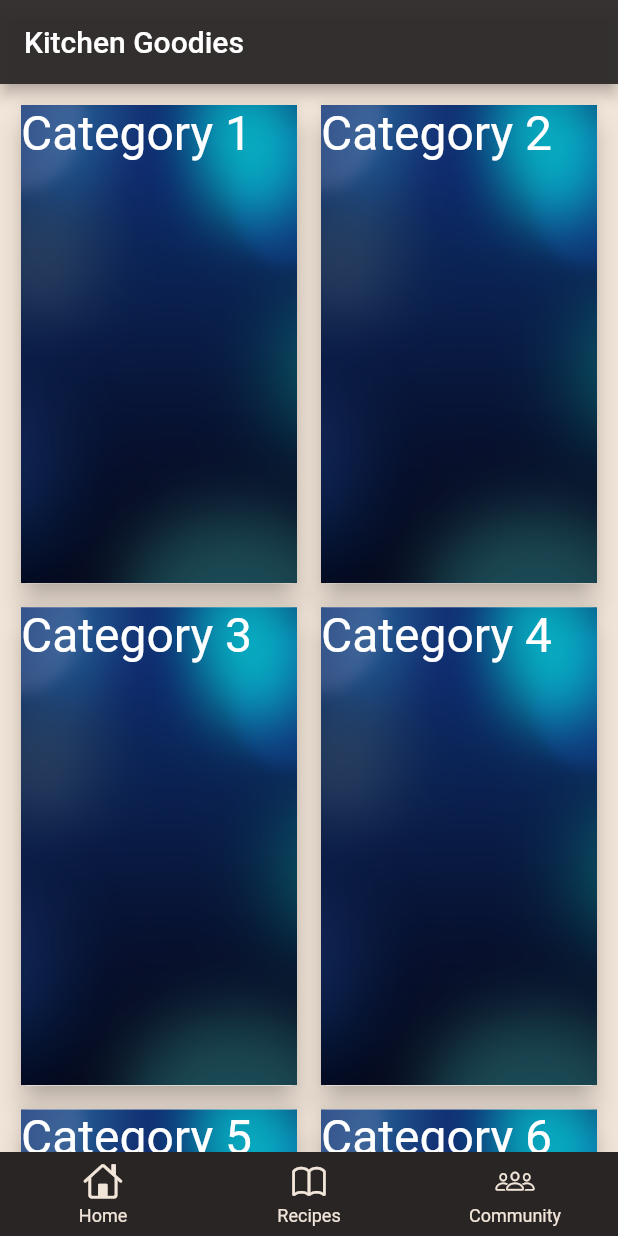
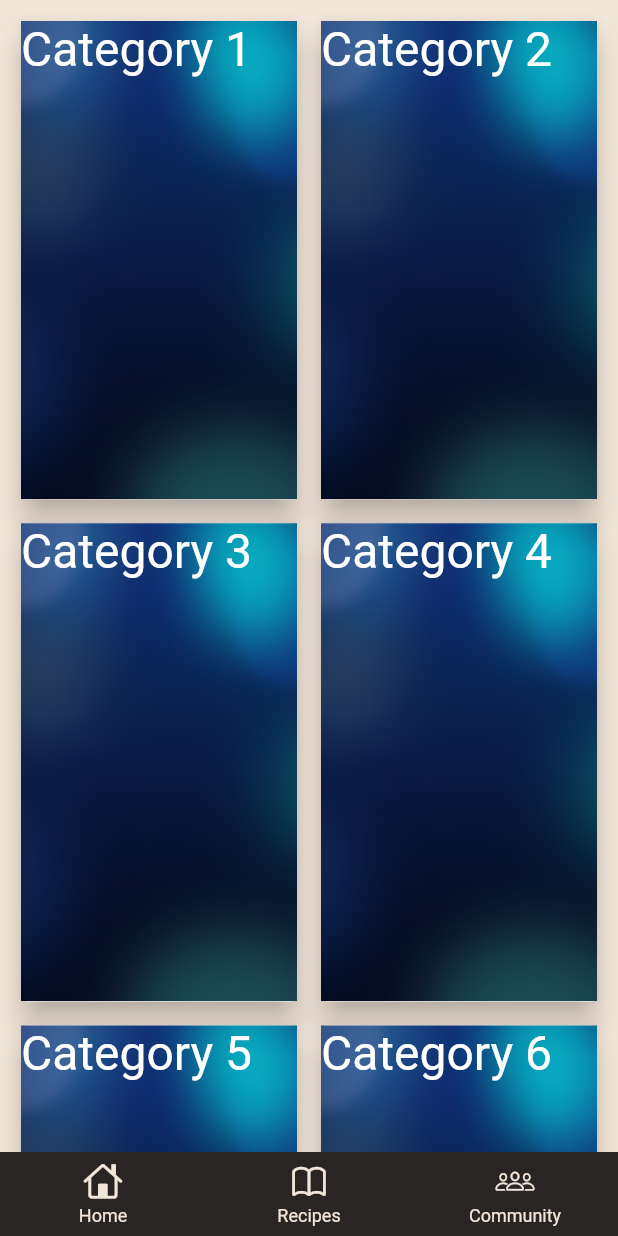
Before and after one commit to angelo-perez/KitchenGoodies, a Flutter app: the screen it shows after launch, item 2 of the bottom bar chosen, on a phone screen of 412 x 824 dp. Run offline on Flutter 3.47's test engine with Material 2 defaults, Android fonts, the phone set to English and light mode, and no system bars; drawn by our look-alikes of persistent_bottom_nav_bar; our stand-ins replace curved_navigation_bar, google_fonts.

Commit message:
Update main.dart
A

```diff
--- a/lib/main.dart
+++ b/lib/main.dart
@@ -94,10 +94,6 @@ class _MainPageState extends State<MainPage> {
     // ];
 
     return Scaffold(
-      appBar: AppBar(
-        title: const Text('Kitchen Goodies'),
-        backgroundColor: navBarColor,
-      ),
       // body: screens[_page], //selects what page it will display
       // bottomNavigationBar: Theme(
       //   data: Theme.of(context).copyWith(
```
